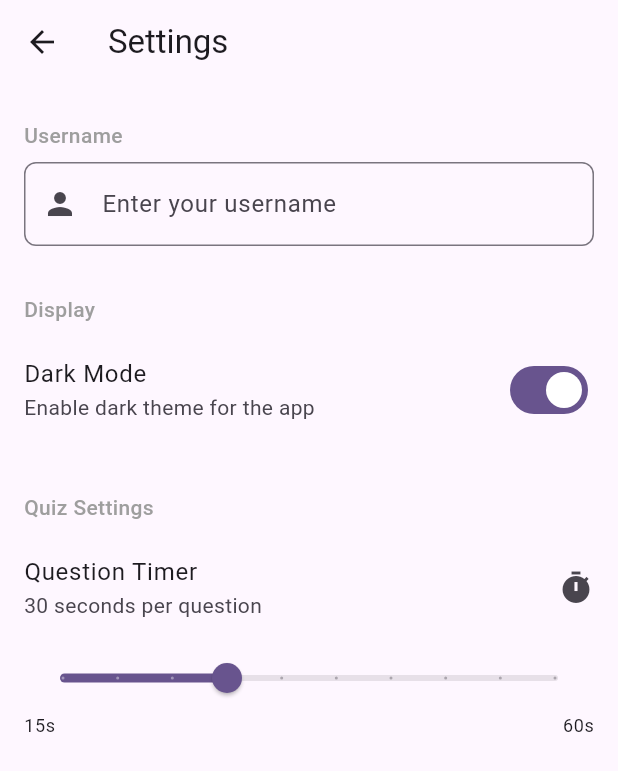
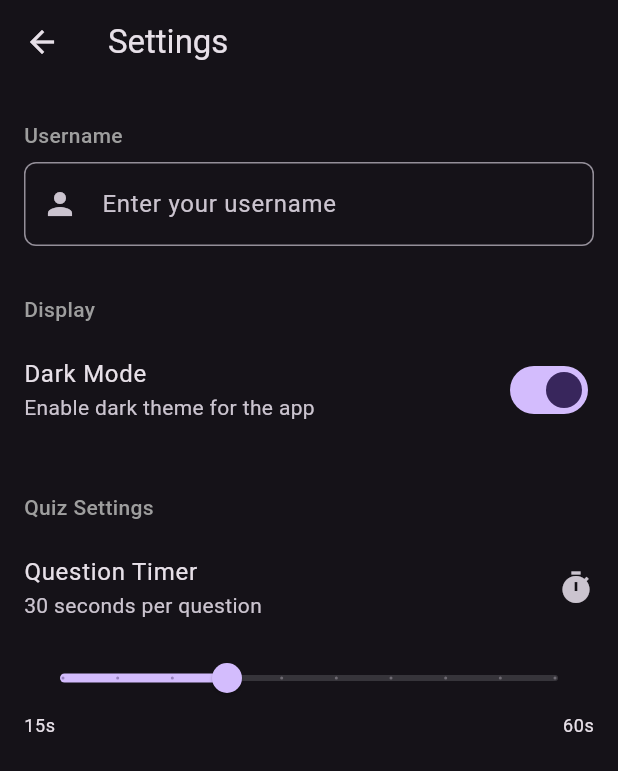
Before and after one commit to OfficialEseosa/Musy, a Flutter app: the SettingsScreen screen opened directly, after a tap on "Dark Mode", on a phone screen of 412 x 824 dp. Shown: the top 771 px of the screen. Run offline on Flutter 3.47's test engine with Material 3 defaults, Android fonts, the phone set to English and light mode, and no system bars; our stand-ins replace shared_preferences, sqflite; accounts and stored records are empty.

Commit message:
added live theme management with dark mode

```diff
--- a/lib/main.dart
+++ b/lib/main.dart
@@ -1,4 +1,6 @@
 import 'package:flutter/material.dart';
+import 'package:provider/provider.dart';
+import 'services/theme_controller.dart';
 import 'screens/home_screen.dart';
 import 'screens/leaderboard_screen.dart';
 import 'screens/question_manager_screen.dart';
@@ -12,13 +14,28 @@ class MusyApp extends StatelessWidget {
 
   @override
   Widget build(BuildContext context) {
+    return ChangeNotifierProvider(
+      create: (_) => ThemeController()..loadThemePreference(),
+      child: Consumer<ThemeController>(
+        builder: (context, themeController, _) {
           return MaterialApp(
             title: 'Musy',
             theme: ThemeData(
               colorScheme: ColorScheme.fromSeed(seedColor: Colors.deepPurple),
               useMaterial3: true,
             ),
+            darkTheme: ThemeData(
+              colorScheme: ColorScheme.fromSeed(
+                seedColor: Colors.deepPurple,
+                brightness: Brightness.dark,
+              ),
+              useMaterial3: true,
+            ),
+            themeMode: themeController.themeMode,
             home: const MainNavigation(),
+          );
+        },
+      ),
     );
   }
 }
--- a/lib/screens/settings_screen.dart
+++ b/lib/screens/settings_screen.dart
@@ -1,5 +1,8 @@
 import 'package:flutter/material.dart';
+import 'package:provider/provider.dart';
+
 import '../services/settings_service.dart';
+import '../services/theme_controller.dart';
 
 class SettingsScreen extends StatefulWidget {
   const SettingsScreen({super.key});
@@ -43,10 +46,6 @@ class _SettingsScreenState extends State<SettingsScreen> {
 
   Future<void> _saveUsername(String username) async {
     await _settingsService.setUsername(username);
-  }
-
-  Future<void> _saveDarkMode(bool isDark) async {
-    await _settingsService.setDarkMode(isDark);
   }
 
   Future<void> _saveTimerDuration(int seconds) async {
@@ -113,11 +112,11 @@ class _SettingsScreenState extends State<SettingsScreen> {
             title: const Text('Dark Mode'),
             subtitle: const Text('Enable dark theme for the app'),
             value: _isDarkMode,
-            onChanged: (bool value) {
+            onChanged: (bool value) async {
               setState(() {
                 _isDarkMode = value;
               });
-              _saveDarkMode(value);
+              await context.read<ThemeController>().setDarkMode(value);
             },
             contentPadding: EdgeInsets.zero,
           ),
--- /dev/null
+++ b/lib/services/theme_controller.dart
@@ -0,0 +1,23 @@
+import 'package:flutter/material.dart';
+
+import 'settings_service.dart';
+
+class ThemeController extends ChangeNotifier {
+  final SettingsService _settingsService = SettingsService();
+  bool _isDarkMode = false;
+
+  bool get isDarkMode => _isDarkMode;
+  ThemeMode get themeMode => _isDarkMode ? ThemeMode.dark : ThemeMode.light;
+
+  Future<void> loadThemePreference() async {
+    _isDarkMode = await _settingsService.getDarkMode();
+    notifyListeners();
+  }
+
+  Future<void> setDarkMode(bool isDarkMode) async {
+    if (_isDarkMode == isDarkMode) return;
+    _isDarkMode = isDarkMode;
+    notifyListeners();
+    await _settingsService.setDarkMode(isDarkMode);
+  }
+}
```
Lines whose indentation alone changed are shown as unchanged.
